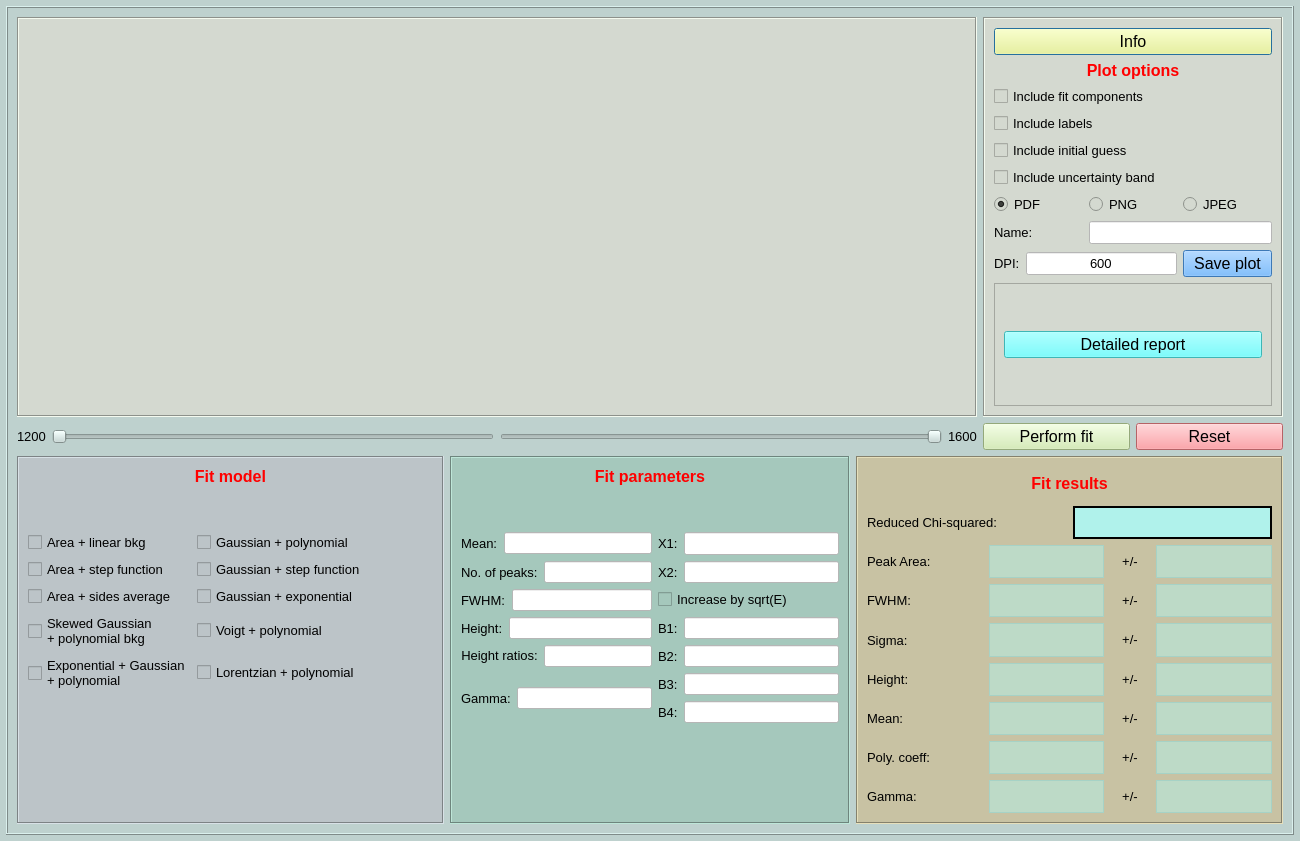
First picture: the form in nasagamma/win_adv_fit.ui, repository mauricioAyllon/NASA-gamma, before the edit.
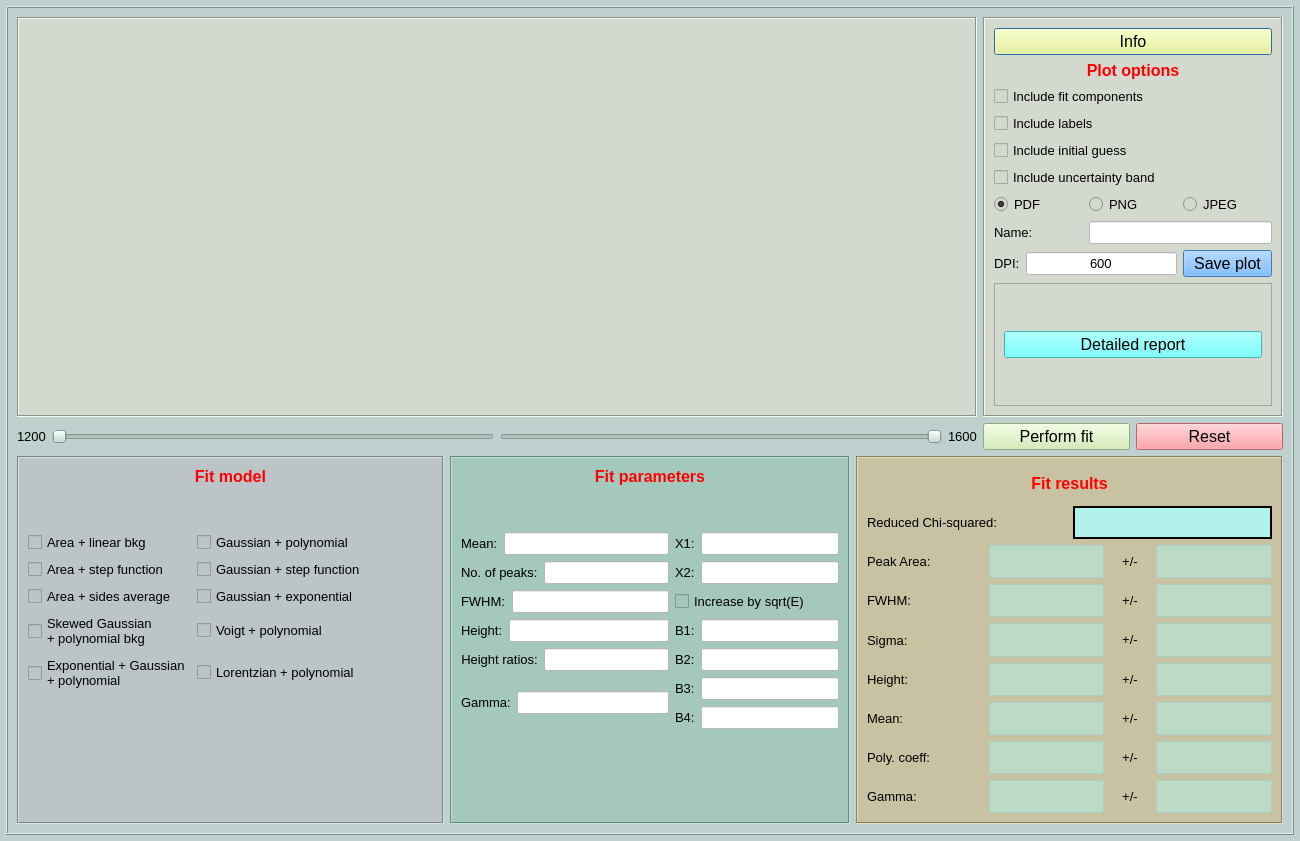
Second picture: the form after the edit. Custom widgets are drawn as their Qt base class.

Diff of the .ui file:
```diff
--- a/nasagamma/win_adv_fit.ui
+++ b/nasagamma/win_adv_fit.ui
@@ -1321,7 +1321,12 @@
                   </widget>
                  </item>
                  <item row="0" column="1">
-                  <widget class="QLineEdit" name="lineEdit_gamma">
+                  <widget class="QLineEdit" name="edit_gamma">
+                   <property name="font">
+                    <font>
+                     <pointsize>10</pointsize>
+                    </font>
+                   </property>
                    <property name="styleSheet">
                     <string notr="true">background-color: rgb(255, 255, 255);</string>
                    </property>
@@ -1344,7 +1349,12 @@
                   </widget>
                  </item>
                  <item row="0" column="1">
-                  <widget class="QLineEdit" name="lineEdit_fwhm">
+                  <widget class="QLineEdit" name="edit_fwhm">
+                   <property name="font">
+                    <font>
+                     <pointsize>10</pointsize>
+                    </font>
+                   </property>
                    <property name="styleSheet">
                     <string notr="true">background-color: rgb(255, 255, 255);</string>
                    </property>
@@ -1370,7 +1380,12 @@
                   </widget>
                  </item>
                  <item row="0" column="1">
-                  <widget class="QLineEdit" name="lineEdit_height_ratios">
+                  <widget class="QLineEdit" name="edit_height_ratios">
+                   <property name="font">
+                    <font>
+                     <pointsize>10</pointsize>
+                    </font>
+                   </property>
                    <property name="styleSheet">
                     <string notr="true">background-color: rgb(255, 255, 255);</string>
                    </property>
@@ -1393,7 +1408,12 @@
                   </widget>
                  </item>
                  <item row="0" column="1">
-                  <widget class="QLineEdit" name="lineEdit_B1">
+                  <widget class="QLineEdit" name="edit_B1">
+                   <property name="font">
+                    <font>
+                     <pointsize>10</pointsize>
+                    </font>
+                   </property>
                    <property name="styleSheet">
                     <string notr="true">background-color: rgb(255, 255, 255);</string>
                    </property>
@@ -1416,7 +1436,12 @@
                   </widget>
                  </item>
                  <item row="0" column="1">
-                  <widget class="QLineEdit" name="lineEdit_B2">
+                  <widget class="QLineEdit" name="edit_B2">
+                   <property name="font">
+                    <font>
+                     <pointsize>10</pointsize>
+                    </font>
+                   </property>
                    <property name="styleSheet">
                     <string notr="true">background-color: rgb(255, 255, 255);</string>
                    </property>
@@ -1439,7 +1464,12 @@
                   </widget>
                  </item>
                  <item row="0" column="1">
-                  <widget class="QLineEdit" name="lineEdit_height">
+                  <widget class="QLineEdit" name="edit_height">
+                   <property name="font">
+                    <font>
+                     <pointsize>10</pointsize>
+                    </font>
+                   </property>
                    <property name="styleSheet">
                     <string notr="true">background-color: rgb(255, 255, 255);</string>
                    </property>
@@ -1462,7 +1492,12 @@
                   </widget>
                  </item>
                  <item row="0" column="1">
-                  <widget class="QLineEdit" name="lineEdit_mean">
+                  <widget class="QLineEdit" name="edit_mean">
+                   <property name="font">
+                    <font>
+                     <pointsize>10</pointsize>
+                    </font>
+                   </property>
                    <property name="styleSheet">
                     <string notr="true">background-color: rgb(255, 255, 255);</string>
                    </property>
@@ -1485,7 +1520,12 @@
                   </widget>
                  </item>
                  <item row="0" column="1">
-                  <widget class="QLineEdit" name="lineEdit_no_peaks">
+                  <widget class="QLineEdit" name="edit_no_peaks">
+                   <property name="font">
+                    <font>
+                     <pointsize>10</pointsize>
+                    </font>
+                   </property>
                    <property name="styleSheet">
                     <string notr="true">background-color: rgb(255, 255, 255);</string>
                    </property>
@@ -1496,7 +1536,12 @@
                <item row="1" column="1">
                 <layout class="QGridLayout" name="gridLayout_14">
                  <item row="0" column="1">
-                  <widget class="QLineEdit" name="lineEdit_x2">
+                  <widget class="QLineEdit" name="edit_x2">
+                   <property name="font">
+                    <font>
+                     <pointsize>10</pointsize>
+                    </font>
+                   </property>
                    <property name="styleSheet">
                     <string notr="true">background-color: rgb(255, 255, 255);</string>
                    </property>
@@ -1562,7 +1607,12 @@
                   </widget>
                  </item>
                  <item row="0" column="1">
-                  <widget class="QLineEdit" name="lineEdit_B3">
+                  <widget class="QLineEdit" name="edit_B3">
+                   <property name="font">
+                    <font>
+                     <pointsize>10</pointsize>
+                    </font>
+                   </property>
                    <property name="styleSheet">
                     <string notr="true">background-color: rgb(255, 255, 255);</string>
                    </property>
@@ -1583,7 +1633,12 @@
                     </widget>
                    </item>
                    <item row="0" column="1">
-                    <widget class="QLineEdit" name="lineEdit_B4">
+                    <widget class="QLineEdit" name="edit_B4">
+                     <property name="font">
+                      <font>
+                       <pointsize>10</pointsize>
+                      </font>
+                     </property>
                      <property name="styleSheet">
                       <string notr="true">background-color: rgb(255, 255, 255);</string>
                      </property>
```
Left out of the diff: 4 changed lines with no effect on the pictures.
